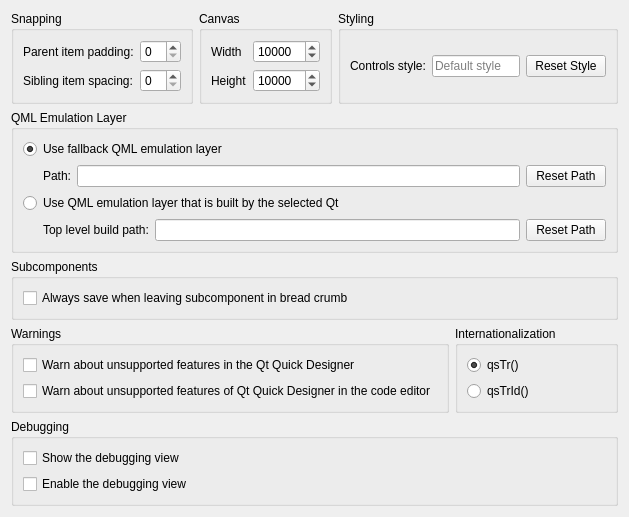
Above: src/plugins/qmldesigner/settingspage.ui from qt-creator/qt-creator before the change. Below: the same form after it.
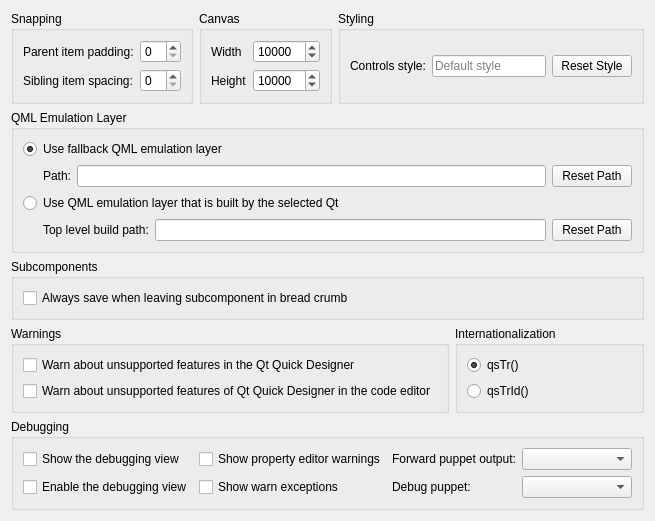
That is the form after the change. Custom widgets are drawn as their Qt base class.

Commit message: QmlDesigner: add new debug settings

Patch:
```diff
--- a/src/plugins/qmldesigner/settingspage.ui
+++ b/src/plugins/qmldesigner/settingspage.ui
@@ -7,7 +7,7 @@
     <x>0</x>
     <y>0</y>
     <width>629</width>
-    <height>468</height>
+    <height>472</height>
    </rect>
   </property>
   <property name="windowTitle">
@@ -331,6 +331,40 @@
         </property>
        </widget>
       </item>
+      <item row="0" column="1">
+       <widget class="QCheckBox" name="showPropertyEditorWarningsCheckBox">
+        <property name="text">
+         <string>Show property editor warnings</string>
+        </property>
+       </widget>
+      </item>
+      <item row="0" column="2">
+       <layout class="QHBoxLayout" name="horizontalLayout_5">
+        <item>
+         <widget class="QLabel" name="label_4">
+          <property name="text">
+           <string>Forward puppet output:</string>
+          </property>
+         </widget>
+        </item>
+        <item>
+         <widget class="QComboBox" name="forwardPuppetOutputComboBox">
+          <property name="minimumSize">
+           <size>
+            <width>110</width>
+            <height>0</height>
+           </size>
+          </property>
+          <property name="maximumSize">
+           <size>
+            <width>110</width>
+            <height>16777215</height>
+           </size>
+          </property>
+         </widget>
+        </item>
+       </layout>
+      </item>
       <item row="1" column="0">
        <widget class="QCheckBox" name="designerEnableDebuggerCheckBox">
         <property name="text">
@@ -338,6 +372,40 @@
         </property>
        </widget>
       </item>
+      <item row="1" column="1">
+       <widget class="QCheckBox" name="showWarnExceptionsCheckBox">
+        <property name="text">
+         <string>Show warn exceptions</string>
+        </property>
+       </widget>
+      </item>
+      <item row="1" column="2">
+       <layout class="QHBoxLayout" name="horizontalLayout_7">
+        <item>
+         <widget class="QLabel" name="label_5">
+          <property name="text">
+           <string>Debug puppet:</string>
+          </property>
+         </widget>
+        </item>
+        <item>
+         <widget class="QComboBox" name="debugPuppetComboBox">
+          <property name="minimumSize">
+           <size>
+            <width>110</width>
+            <height>0</height>
+           </size>
+          </property>
+          <property name="maximumSize">
+           <size>
+            <width>110</width>
+            <height>16777215</height>
+           </size>
+          </property>
+         </widget>
+        </item>
+       </layout>
+      </item>
      </layout>
     </widget>
    </item>
```
The commit also changes 7 other files.
